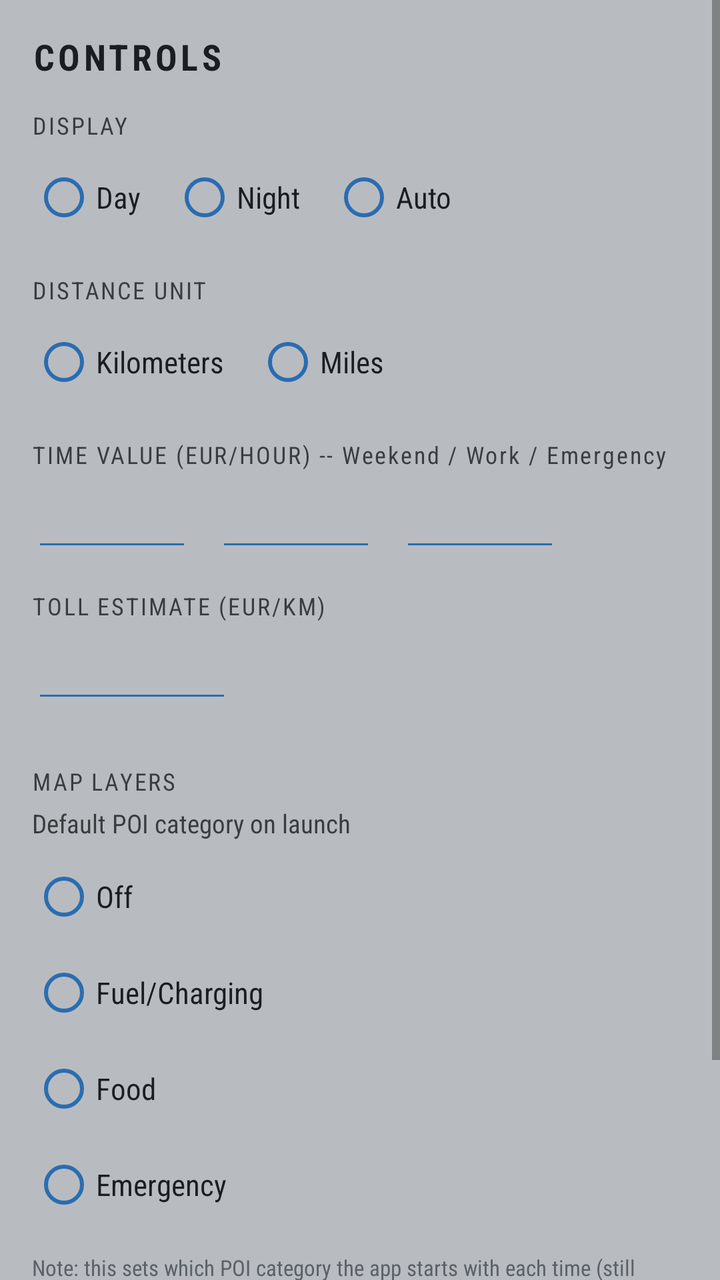
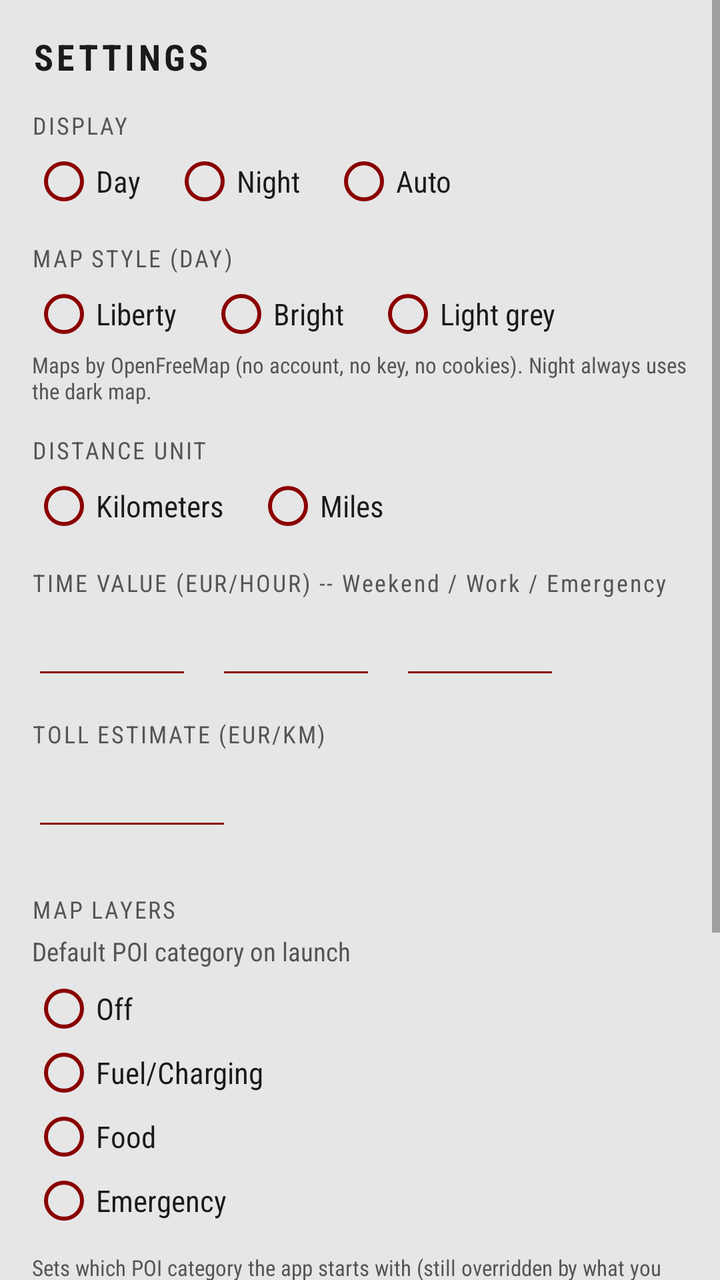

Two renders of the same Android screen: before a commit and after it. Below are the layout's source before the change and the commit's diff.
<!-- AndroidManifest.xml: application theme Theme.Backpack -->
<!-- res/layout/activity_settings.xml -->
<?xml version="1.0" encoding="utf-8"?>
<ScrollView xmlns:android="http://schemas.android.com/apk/res/android"
    android:layout_width="match_parent"
    android:layout_height="match_parent"
    android:background="#B8BCC0">

    <LinearLayout
        android:layout_width="match_parent"
        android:layout_height="wrap_content"
        android:orientation="vertical"
        android:padding="16dp">

        <TextView
            android:layout_width="wrap_content"
            android:layout_height="wrap_content"
            android:text="CONTROLS"
            android:textSize="18sp"
            android:textStyle="bold"
            android:letterSpacing="0.1"
            android:textColor="#1A1D21"
            android:layout_marginBottom="14dp" />

        <TextView
            android:layout_width="wrap_content"
            android:layout_height="wrap_content"
            android:text="DISPLAY"
            android:textSize="12sp"
            android:letterSpacing="0.08"
            android:textColor="#3A3D40" />

        <RadioGroup
            android:id="@+id/display_group"
            android:layout_width="wrap_content"
            android:layout_height="wrap_content"
            android:orientation="horizontal"
            android:layout_marginTop="4dp"
            android:layout_marginBottom="14dp">

            <RadioButton
                android:id="@+id/display_day"
                android:layout_width="wrap_content"
                android:layout_height="wrap_content"
                android:text="Day"
                android:textSize="15sp"
                android:textColor="#1A1D21"
                android:buttonTint="#2B6CB0"
                android:layout_marginEnd="16dp" />

            <RadioButton
                android:id="@+id/display_night"
                android:layout_width="wrap_content"
                android:layout_height="wrap_content"
                android:text="Night"
                android:textSize="15sp"
                android:textColor="#1A1D21"
                android:buttonTint="#2B6CB0"
                android:layout_marginEnd="16dp" />

            <RadioButton
                android:id="@+id/display_auto"
                android:layout_width="wrap_content"
                android:layout_height="wrap_content"
                android:text="Auto"
                android:textSize="15sp"
                android:textColor="#1A1D21"
                android:buttonTint="#2B6CB0" />

        </RadioGroup>

        <TextView
            android:layout_width="wrap_content"
            android:layout_height="wrap_content"
            android:text="DISTANCE UNIT"
            android:textSize="12sp"
            android:letterSpacing="0.08"
            android:textColor="#3A3D40" />

        <RadioGroup
            android:id="@+id/unit_group"
            android:layout_width="wrap_content"
            android:layout_height="wrap_content"
            android:orientation="horizontal"
            android:layout_marginTop="4dp"
            android:layout_marginBottom="14dp">

            <RadioButton
                android:id="@+id/unit_km"
                android:layout_width="wrap_content"
                android:layout_height="wrap_content"
                android:text="Kilometers"
                android:textSize="15sp"
                android:textColor="#1A1D21"
                android:buttonTint="#2B6CB0"
                android:layout_marginEnd="16dp" />

            <RadioButton
                android:id="@+id/unit_mi"
                android:layout_width="wrap_content"
                android:layout_height="wrap_content"
                android:text="Miles"
                android:textSize="15sp"
                android:textColor="#1A1D21"
                android:buttonTint="#2B6CB0" />

        </RadioGroup>

        <TextView
            android:layout_width="wrap_content"
            android:layout_height="wrap_content"
            android:text="TIME VALUE (EUR/HOUR) -- Weekend / Work / Emergency"
            android:textSize="12sp"
            android:letterSpacing="0.08"
            android:textColor="#3A3D40"
            android:layout_marginBottom="4dp" />

        <LinearLayout
            android:layout_width="wrap_content"
            android:layout_height="wrap_content"
            android:orientation="horizontal"
            android:layout_marginBottom="14dp">

            <EditText
                android:id="@+id/value_weekend"
                android:layout_width="80dp"
                android:layout_height="wrap_content"
                android:inputType="numberDecimal"
                android:textSize="18sp"
                android:textStyle="bold"
                android:textColor="#2B6CB0"
                android:backgroundTint="#2B6CB0"
                android:layout_marginEnd="12dp" />

            <EditText
                android:id="@+id/value_work"
                android:layout_width="80dp"
                android:layout_height="wrap_content"
                android:inputType="numberDecimal"
                android:textSize="18sp"
                android:textStyle="bold"
                android:textColor="#2B6CB0"
                android:backgroundTint="#2B6CB0"
                android:layout_marginEnd="12dp" />

            <EditText
                android:id="@+id/value_emergency"
                android:layout_width="80dp"
                android:layout_height="wrap_content"
                android:inputType="numberDecimal"
                android:textSize="18sp"
                android:textStyle="bold"
                android:textColor="#2B6CB0"
                android:backgroundTint="#2B6CB0" />

        </LinearLayout>

        <TextView
            android:layout_width="wrap_content"
            android:layout_height="wrap_content"
            android:text="TOLL ESTIMATE (EUR/KM)"
            android:textSize="12sp"
            android:letterSpacing="0.08"
            android:textColor="#3A3D40"
            android:layout_marginBottom="4dp" />

        <EditText
            android:id="@+id/toll_rate"
            android:layout_width="100dp"
            android:layout_height="wrap_content"
            android:inputType="numberDecimal"
            android:textSize="18sp"
            android:textStyle="bold"
            android:textColor="#2B6CB0"
            android:backgroundTint="#2B6CB0"
            android:layout_marginBottom="20dp" />

        <TextView
            android:layout_width="wrap_content"
            android:layout_height="wrap_content"
            android:text="MAP LAYERS"
            android:textSize="12sp"
            android:letterSpacing="0.08"
            android:textColor="#3A3D40"
            android:layout_marginTop="6dp" />

        <TextView
            android:layout_width="wrap_content"
            android:layout_height="wrap_content"
            android:text="Default POI category on launch"
            android:textSize="13sp"
            android:textColor="#3A3D40"
            android:layout_marginTop="4dp" />

        <RadioGroup
            android:id="@+id/default_poi_group"
            android:layout_width="match_parent"
            android:layout_height="wrap_content"
            android:orientation="vertical"
            android:layout_marginTop="4dp"
            android:layout_marginBottom="8dp">

            <RadioButton
                android:id="@+id/default_poi_off"
                android:layout_width="wrap_content"
                android:layout_height="wrap_content"
                android:text="Off"
                android:textSize="15sp"
                android:textColor="#1A1D21"
                android:buttonTint="#2B6CB0" />

            <RadioButton
                android:id="@+id/default_poi_fuel"
                android:layout_width="wrap_content"
                android:layout_height="wrap_content"
                android:text="Fuel/Charging"
                android:textSize="15sp"
                android:textColor="#1A1D21"
                android:buttonTint="#2B6CB0" />

            <RadioButton
                android:id="@+id/default_poi_food"
                android:layout_width="wrap_content"
                android:layout_height="wrap_content"
                android:text="Food"
                android:textSize="15sp"
                android:textColor="#1A1D21"
                android:buttonTint="#2B6CB0" />

            <RadioButton
                android:id="@+id/default_poi_emergency"
                android:layout_width="wrap_content"
                android:layout_height="wrap_content"
                android:text="Emergency"
                android:textSize="15sp"
                android:textColor="#1A1D21"
                android:buttonTint="#2B6CB0" />

        </RadioGroup>

        <TextView
            android:layout_width="match_parent"
            android:layout_height="wrap_content"
            android:text="Note: this sets which POI category the app starts with each time (still overridden by whatever you pick during a session, and by Emergency mode auto-switching). The base map's own detail -- road labels, place names baked into the tiles -- can't be filtered with the current map source; that would need a different tile provider, not a setting."
            android:textSize="11sp"
            android:textColor="#5A6169"
            android:layout_marginTop="2dp"
            android:layout_marginBottom="16dp" />

        <Button
            android:id="@+id/save_button"
            android:layout_width="match_parent"
            android:layout_height="wrap_content"
            android:text="SAVE"
            android:textSize="16sp"
            android:letterSpacing="0.08"
            android:textAllCaps="false"
            android:textColor="#FFFFFF"
            android:backgroundTint="#2B6CB0" />

    </LinearLayout>

</ScrollView>
<!-- resources referenced by this layout -->
<resources>
  <style name="Theme.Backpack" parent="Theme.MaterialComponents.DayNight.NoActionBar">
          <item name="colorPrimary">@color/backpack_ink</item>
          <item name="colorPrimaryDark">@color/backpack_ink</item>
          <item name="colorAccent">@color/backpack_accent</item>
          <item name="android:windowBackground">@color/backpack_bg</item>
          <item name="android:fontFamily">sans-serif-condensed</item>
          <item name="fontFamily">sans-serif-condensed</item>
      </style>
  <color name="backpack_ink">#1A1D21</color>
  <color name="backpack_accent">#2B6CB0</color>
  <color name="backpack_bg">#B8BCC0</color>
</resources>

<!-- the commit's change to res/layout/activity_settings.xml (unified diff, before → after) -->
@@ -2,7 +2,7 @@
 <ScrollView xmlns:android="http://schemas.android.com/apk/res/android"
     android:layout_width="match_parent"
     android:layout_height="match_parent"
-    android:background="#B8BCC0">
+    android:background="@color/rg_window_bg">
 
     <LinearLayout
         android:layout_width="match_parent"
@@ -13,11 +13,12 @@
         <TextView
             android:layout_width="wrap_content"
             android:layout_height="wrap_content"
-            android:text="CONTROLS"
+            android:id="@+id/settings_title"
+            android:text="SETTINGS"
             android:textSize="18sp"
             android:textStyle="bold"
             android:letterSpacing="0.1"
-            android:textColor="#1A1D21"
+            android:textColor="@color/rg_text"
             android:layout_marginBottom="14dp" />
 
         <TextView
@@ -26,7 +27,7 @@
             android:text="DISPLAY"
             android:textSize="12sp"
             android:letterSpacing="0.08"
-            android:textColor="#3A3D40" />
+            android:textColor="@color/rg_text_secondary" />
 
         <RadioGroup
             android:id="@+id/display_group"
@@ -42,8 +43,8 @@
                 android:layout_height="wrap_content"
                 android:text="Day"
                 android:textSize="15sp"
-                android:textColor="#1A1D21"
-                android:buttonTint="#2B6CB0"
+                android:textColor="@color/rg_text"
+                android:buttonTint="@color/rg_active"
                 android:layout_marginEnd="16dp" />
 
             <RadioButton
@@ -52,8 +53,8 @@
                 android:layout_height="wrap_content"
                 android:text="Night"
                 android:textSize="15sp"
-                android:textColor="#1A1D21"
-                android:buttonTint="#2B6CB0"
+                android:textColor="@color/rg_text"
+                android:buttonTint="@color/rg_active"
                 android:layout_marginEnd="16dp" />
 
             <RadioButton
@@ -62,18 +63,73 @@
                 android:layout_height="wrap_content"
                 android:text="Auto"
                 android:textSize="15sp"
-                android:textColor="#1A1D21"
-                android:buttonTint="#2B6CB0" />
+                android:textColor="@color/rg_text"
+                android:buttonTint="@color/rg_active" />
 
         </RadioGroup>
 
         <TextView
             android:layout_width="wrap_content"
             android:layout_height="wrap_content"
+            android:text="MAP STYLE (DAY)"
+            android:textSize="12sp"
+            android:letterSpacing="0.08"
+            android:textColor="@color/rg_text_secondary" />
+
+        <RadioGroup
+            android:id="@+id/style_group"
+            android:layout_width="wrap_content"
+            android:layout_height="wrap_content"
+            android:orientation="horizontal"
+            android:layout_marginTop="4dp"
+            android:layout_marginBottom="2dp">
+
+            <RadioButton
+                android:id="@+id/style_liberty"
+                android:layout_width="wrap_content"
+                android:layout_height="wrap_content"
+                android:text="Liberty"
+                android:textSize="15sp"
+                android:textColor="@color/rg_text"
+                android:buttonTint="@color/rg_active"
+                android:layout_marginEnd="16dp" />
+
+            <RadioButton
+                android:id="@+id/style_bright"
+                android:layout_width="wrap_content"
+                android:layout_height="wrap_content"
+                android:text="Bright"
+                android:textSize="15sp"
+                android:textColor="@color/rg_text"
+                android:buttonTint="@color/rg_active"
+                android:layout_marginEnd="16dp" />
+
+            <RadioButton
+                android:id="@+id/style_positron"
+                android:layout_width="wrap_content"
+                android:layout_height="wrap_content"
+                android:text="Light grey"
+                android:textSize="15sp"
+                android:textColor="@color/rg_text"
+                android:buttonTint="@color/rg_active" />
+
+        </RadioGroup>
+
+        <TextView
+            android:layout_width="match_parent"
+            android:layout_height="wrap_content"
+            android:text="Maps by OpenFreeMap (no account, no key, no cookies). Night always uses the dark map."
+            android:textSize="11sp"
+            android:textColor="@color/rg_text_secondary"
+            android:layout_marginBottom="14dp" />
+
+        <TextView
+            android:layout_width="wrap_content"
+            android:layout_height="wrap_content"
             android:text="DISTANCE UNIT"
             android:textSize="12sp"
             android:letterSpacing="0.08"
-            android:textColor="#3A3D40" />
+            android:textColor="@color/rg_text_secondary" />
 
         <RadioGroup
             android:id="@+id/unit_group"
@@ -89,8 +145,8 @@
                 android:layout_height="wrap_content"
                 android:text="Kilometers"
                 android:textSize="15sp"
-                android:textColor="#1A1D21"
-                android:buttonTint="#2B6CB0"
+                android:textColor="@color/rg_text"
+                android:buttonTint="@color/rg_active"
                 android:layout_marginEnd="16dp" />
 
             <RadioButton
@@ -99,8 +155,8 @@
                 android:layout_height="wrap_content"
                 android:text="Miles"
                 android:textSize="15sp"
-                android:textColor="#1A1D21"
-                android:buttonTint="#2B6CB0" />
+                android:textColor="@color/rg_text"
+                android:buttonTint="@color/rg_active" />
 
         </RadioGroup>
 
@@ -110,7 +166,7 @@
             android:text="TIME VALUE (EUR/HOUR) -- Weekend / Work / Emergency"
             android:textSize="12sp"
             android:letterSpacing="0.08"
-            android:textColor="#3A3D40"
+            android:textColor="@color/rg_text_secondary"
             android:layout_marginBottom="4dp" />
 
         <LinearLayout
@@ -126,8 +182,8 @@
                 android:inputType="numberDecimal"
                 android:textSize="18sp"
                 android:textStyle="bold"
-                android:textColor="#2B6CB0"
-                android:backgroundTint="#2B6CB0"
+                android:textColor="@color/rg_active"
+                android:backgroundTint="@color/rg_active"
                 android:layout_marginEnd="12dp" />
 
             <EditText
@@ -137,8 +193,8 @@
                 android:inputType="numberDecimal"
                 android:textSize="18sp"
                 android:textStyle="bold"
-                android:textColor="#2B6CB0"
-                android:backgroundTint="#2B6CB0"
+                android:textColor="@color/rg_active"
+                android:backgroundTint="@color/rg_active"
                 android:layout_marginEnd="12dp" />
 
             <EditText
@@ -148,8 +204,8 @@
                 android:inputType="numberDecimal"
                 android:textSize="18sp"
                 android:textStyle="bold"
-                android:textColor="#2B6CB0"
-                android:backgroundTint="#2B6CB0" />
+                android:textColor="@color/rg_active"
+                android:backgroundTint="@color/rg_active" />
 
         </LinearLayout>
 
@@ -159,7 +215,7 @@
             android:text="TOLL ESTIMATE (EUR/KM)"
             android:textSize="12sp"
             android:letterSpacing="0.08"
-            android:textColor="#3A3D40"
+            android:textColor="@color/rg_text_secondary"
             android:layout_marginBottom="4dp" />
 
         <EditText
@@ -169,8 +225,8 @@
             android:inputType="numberDecimal"
             android:textSize="18sp"
             android:textStyle="bold"
-            android:textColor="#2B6CB0"
-            android:backgroundTint="#2B6CB0"
+            android:textColor="@color/rg_active"
+            android:backgroundTint="@color/rg_active"
             android:layout_marginBottom="20dp" />
 
         <TextView
@@ -179,7 +235,7 @@
             android:text="MAP LAYERS"
             android:textSize="12sp"
             android:letterSpacing="0.08"
-            android:textColor="#3A3D40"
+            android:textColor="@color/rg_text_secondary"
             android:layout_marginTop="6dp" />
 
         <TextView
@@ -187,7 +243,7 @@
             android:layout_height="wrap_content"
             android:text="Default POI category on launch"
             android:textSize="13sp"
-            android:textColor="#3A3D40"
+            android:textColor="@color/rg_text_secondary"
             android:layout_marginTop="4dp" />
 
         <RadioGroup
@@ -204,8 +260,8 @@
                 android:layout_height="wrap_content"
                 android:text="Off"
                 android:textSize="15sp"
-                android:textColor="#1A1D21"
-                android:buttonTint="#2B6CB0" />
+                android:textColor="@color/rg_text"
+                android:buttonTint="@color/rg_active" />
 
             <RadioButton
                 android:id="@+id/default_poi_fuel"
@@ -213,8 +269,8 @@
                 android:layout_height="wrap_content"
                 android:text="Fuel/Charging"
                 android:textSize="15sp"
-                android:textColor="#1A1D21"
-                android:buttonTint="#2B6CB0" />
+                android:textColor="@color/rg_text"
+                android:buttonTint="@color/rg_active" />
 
             <RadioButton
                 android:id="@+id/default_poi_food"
@@ -222,8 +278,8 @@
                 android:layout_height="wrap_content"
                 android:text="Food"
                 android:textSize="15sp"
-                android:textColor="#1A1D21"
-                android:buttonTint="#2B6CB0" />
+                android:textColor="@color/rg_text"
+                android:buttonTint="@color/rg_active" />
 
             <RadioButton
                 android:id="@+id/default_poi_emergency"
@@ -231,20 +287,63 @@
                 android:layout_height="wrap_content"
                 android:text="Emergency"
                 android:textSize="15sp"
-                android:textColor="#1A1D21"
-                android:buttonTint="#2B6CB0" />
+                android:textColor="@color/rg_text"
+                android:buttonTint="@color/rg_active" />
 
         </RadioGroup>
 
         <TextView
             android:layout_width="match_parent"
             android:layout_height="wrap_content"
-            android:text="Note: this sets which POI category the app starts with each time (still overridden by whatever you pick during a session, and by Emergency mode auto-switching). The base map's own detail -- road labels, place names baked into the tiles -- can't be filtered with the current map source; that would need a different tile provider, not a setting."
+            android:text="Sets which POI category the app starts with (still overridden by what you pick during a session, and by Emergency mode)."
             android:textSize="11sp"
-            android:textColor="#5A6169"
+            android:textColor="@color/rg_text_secondary"
             android:layout_marginTop="2dp"
             android:layout_marginBottom="16dp" />
 
+        <TextView
+            android:layout_width="wrap_content"
+            android:layout_height="wrap_content"
+            android:text="ADVANCED (LEAVE EMPTY FOR DEFAULTS)"
+            android:textSize="12sp"
+            android:letterSpacing="0.08"
+            android:textColor="@color/rg_text_secondary"
+            android:layout_marginBottom="4dp" />
+
+        <EditText
+            android:id="@+id/ors_url"
+            android:layout_width="match_parent"
+            android:layout_height="wrap_content"
+            android:hint="Routing server (default api.openrouteservice.org)"
+            android:inputType="textUri"
+            android:textSize="14sp"
+            android:textColor="@color/rg_text"
+            android:textColorHint="@color/rg_text_secondary"
+            android:backgroundTint="@color/rg_active" />
+
+        <EditText
+            android:id="@+id/ors_key"
+            android:layout_width="match_parent"
+            android:layout_height="wrap_content"
+            android:hint="Own openrouteservice key"
+            android:inputType="textNoSuggestions"
+            android:textSize="14sp"
+            android:textColor="@color/rg_text"
+            android:textColorHint="@color/rg_text_secondary"
+            android:backgroundTint="@color/rg_active" />
+
+        <EditText
+            android:id="@+id/custom_style"
+            android:layout_width="match_parent"
+            android:layout_height="wrap_content"
+            android:hint="Own map style URL (day)"
+            android:inputType="textUri"
+            android:textSize="14sp"
+            android:textColor="@color/rg_text"
+            android:textColorHint="@color/rg_text_secondary"
+            android:backgroundTint="@color/rg_active"
+            android:layout_marginBottom="16dp" />
+
         <Button
             android:id="@+id/save_button"
             android:layout_width="match_parent"
@@ -254,7 +353,8 @@
             android:letterSpacing="0.08"
             android:textAllCaps="false"
             android:textColor="#FFFFFF"
-            android:backgroundTint="#2B6CB0" />
+            android:textStyle="bold"
+            android:backgroundTint="@color/rg_active" />
 
     </LinearLayout>
 
<!-- resource entries referenced after the edit -->
@@ -1,15 +1,18 @@
 <!-- resources referenced by this layout -->
 <resources>
-  <style name="Theme.Backpack" parent="Theme.MaterialComponents.DayNight.NoActionBar">
-          <item name="colorPrimary">@color/backpack_ink</item>
-          <item name="colorPrimaryDark">@color/backpack_ink</item>
-          <item name="colorAccent">@color/backpack_accent</item>
-          <item name="android:windowBackground">@color/backpack_bg</item>
+  <color name="rg_active">#FF8A0000</color>
+  <color name="rg_text">#FF1A1A1A</color>
+  <color name="rg_text_secondary">#FF555555</color>
+  <color name="rg_window_bg">#FFE6E6E6</color>
+  <style name="Theme.Backpack" parent="Theme.AppCompat.DayNight.NoActionBar">
+          <item name="colorPrimary">@color/rg_active</item>
+          <item name="colorPrimaryDark">@color/rg_window_bg</item>
+          <item name="colorAccent">@color/rg_active</item>
+          <item name="colorControlActivated">@color/rg_active</item>
+          <item name="android:windowBackground">@color/rg_window_bg</item>
+          <item name="android:textColorPrimary">@color/rg_text</item>
           <item name="android:fontFamily">sans-serif-condensed</item>
           <item name="fontFamily">sans-serif-condensed</item>
       </style>
-  <color name="backpack_ink">#1A1D21</color>
-  <color name="backpack_accent">#2B6CB0</color>
-  <color name="backpack_bg">#B8BCC0</color>
 </resources>
 
